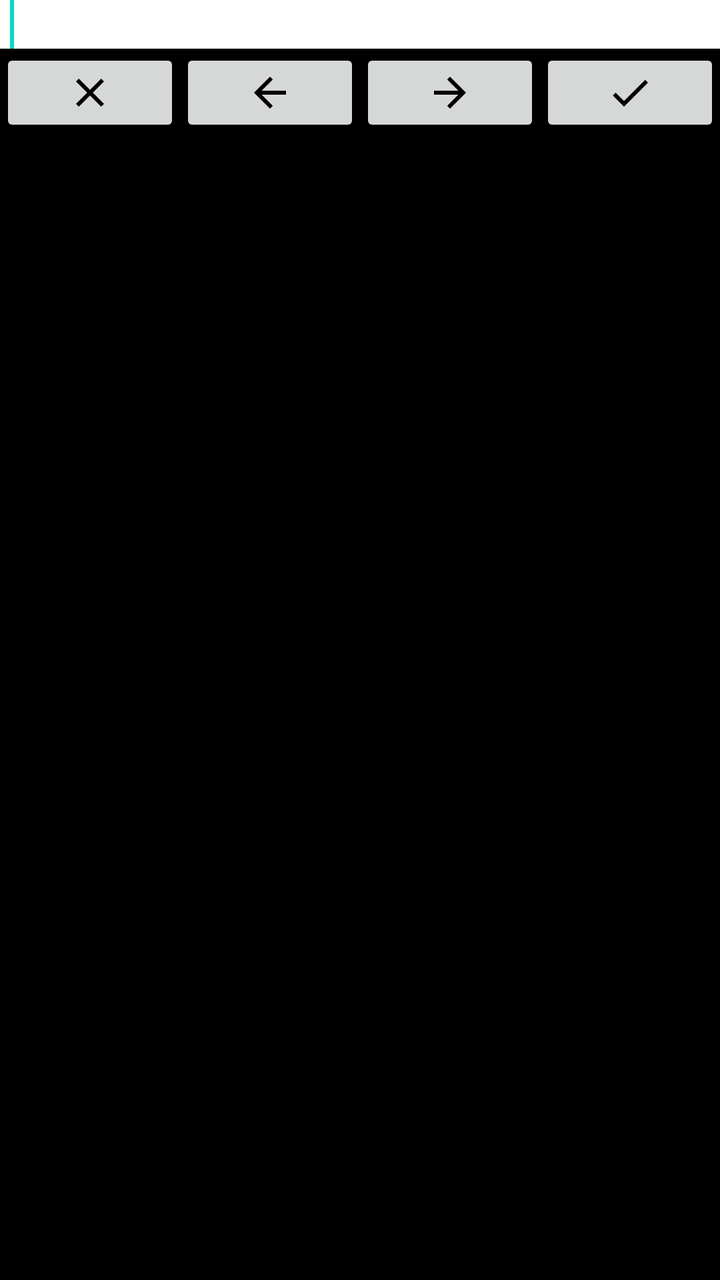
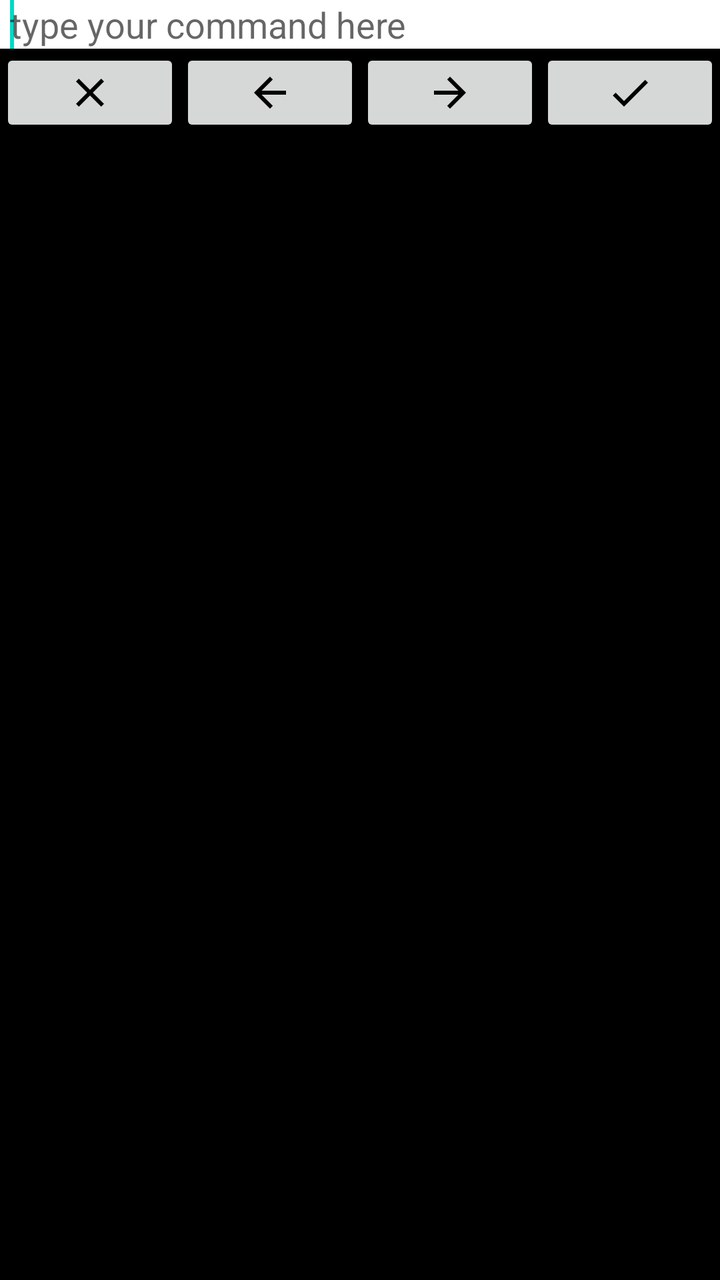

Two renders of the same Android screen: before a commit and after it. Below are the layout's source before the change and the commit's diff.
<!-- AndroidManifest.xml: fallback theme Theme.MaterialComponents.DayNight.NoActionBar -->
<!-- res/layout/main.xml -->
<?xml version="1.0" encoding="utf-8"?>
<LinearLayout
   xmlns:android="http://schemas.android.com/apk/res/android"
   android:id="@+id/paridroidInput"
   android:orientation="vertical"
   android:layout_width="match_parent"
   android:layout_height="match_parent" >
   <MultiAutoCompleteTextView
      android:id="@+id/inputText"
      android:layout_width="match_parent"
      android:layout_height="wrap_content"
      android:paddingStart="5dp"
      android:textColor="#000"
      android:background="#fff"
      android:scrollbars="vertical"
      android:inputType="text"
      android:imeOptions="actionDone|flagNoExtractUi">
      <requestFocus />
   </MultiAutoCompleteTextView>
   <LinearLayout
      android:layout_width="match_parent"
      android:layout_height="wrap_content"
      android:background="#000"
      android:gravity="center_vertical">
      <ImageButton
         android:id="@+id/clearButton"
         android:layout_width="match_parent"
         android:layout_height="match_parent"
         android:layout_weight="1.0"
         android:src="@drawable/baseline_clear_black_24"
         android:contentDescription="@string/clear"
      />
      <ImageButton
         android:id="@+id/prevButton"
         android:layout_width="match_parent"
         android:layout_height="match_parent"
         android:layout_weight="1.0"
         android:src="@drawable/baseline_arrow_back_black_24"
         android:contentDescription="@string/prev"
      />
      <ImageButton
         android:id="@+id/nextButton"
         android:layout_width="match_parent"
         android:layout_height="match_parent"
         android:layout_weight="1.0"
         android:src="@drawable/baseline_arrow_forward_black_24"
         android:contentDescription="@string/next"
      />
      <ImageButton
         android:id="@+id/enterButton"
         android:layout_width="match_parent"
         android:layout_height="match_parent"
         android:layout_weight="1.0"
         android:src="@drawable/baseline_check_black_24"
         android:contentDescription="@string/enter"
      />
   </LinearLayout>
   <ListView
      android:id="@+id/resultList"
      android:layout_width="match_parent"
      android:layout_height="match_parent"
      android:textColor="#fff"
      android:background="#000"
      android:choiceMode="multipleChoice"
   />
</LinearLayout>
<!-- resources referenced by this layout -->
<resources>
  <!-- drawable baseline_arrow_back_black_24: png bitmap (drawable-hdpi, 134 bytes) -->
  <!-- drawable baseline_arrow_forward_black_24: png bitmap (drawable-hdpi, 133 bytes) -->
  <!-- drawable baseline_check_black_24: png bitmap (drawable-hdpi, 168 bytes) -->
  <!-- drawable baseline_clear_black_24: png bitmap (drawable-hdpi, 180 bytes) -->
  <string name="clear">clear</string>
  <string name="enter">enter</string>
  <string name="next">next</string>
  <string name="prev">previous</string>
</resources>

<!-- the commit's change to res/layout/main.xml (unified diff, before → after) -->
@@ -14,6 +14,7 @@
       android:background="#fff"
       android:scrollbars="vertical"
       android:inputType="text"
+      android:hint="@string/commandHint"
       android:imeOptions="actionDone|flagNoExtractUi">
       <requestFocus />
    </MultiAutoCompleteTextView>
<!-- resource entries referenced after the edit -->
@@ -5,6 +5,7 @@
   <!-- drawable baseline_check_black_24: png bitmap (drawable-hdpi, 168 bytes) -->
   <!-- drawable baseline_clear_black_24: png bitmap (drawable-hdpi, 180 bytes) -->
   <string name="clear">clear</string>
+  <string name="commandHint">type your command here</string>
   <string name="enter">enter</string>
   <string name="next">next</string>
   <string name="prev">previous</string>
